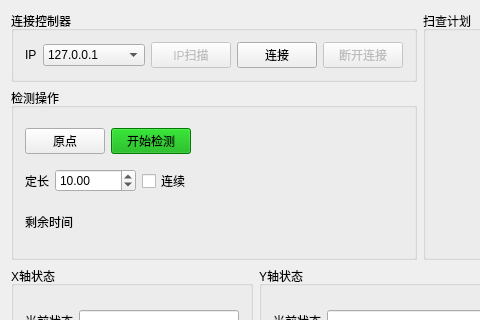
Old version of the form MotionController.ui in the repository lufangkang1987/MotionController; both pictures show x 0 to 480 and y 0 to 320 of the 1007 by 632 pixel window.
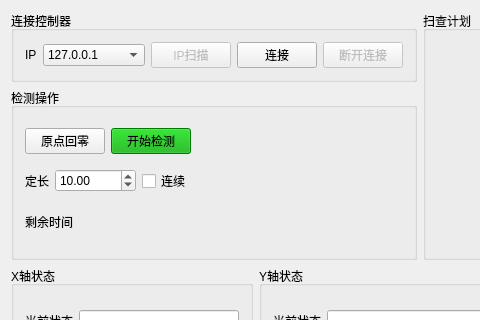
New version of the form.

Commit message: 修改ui原点为原点回零，添加项目设计文档

```diff
--- a/MotionController.ui
+++ b/MotionController.ui
@@ -153,7 +153,7 @@
               </sizepolicy>
              </property>
              <property name="text">
-              <string>原点</string>
+              <string>原点回零</string>
              </property>
             </widget>
            </item>
```
The commit also changes 1 other file.
